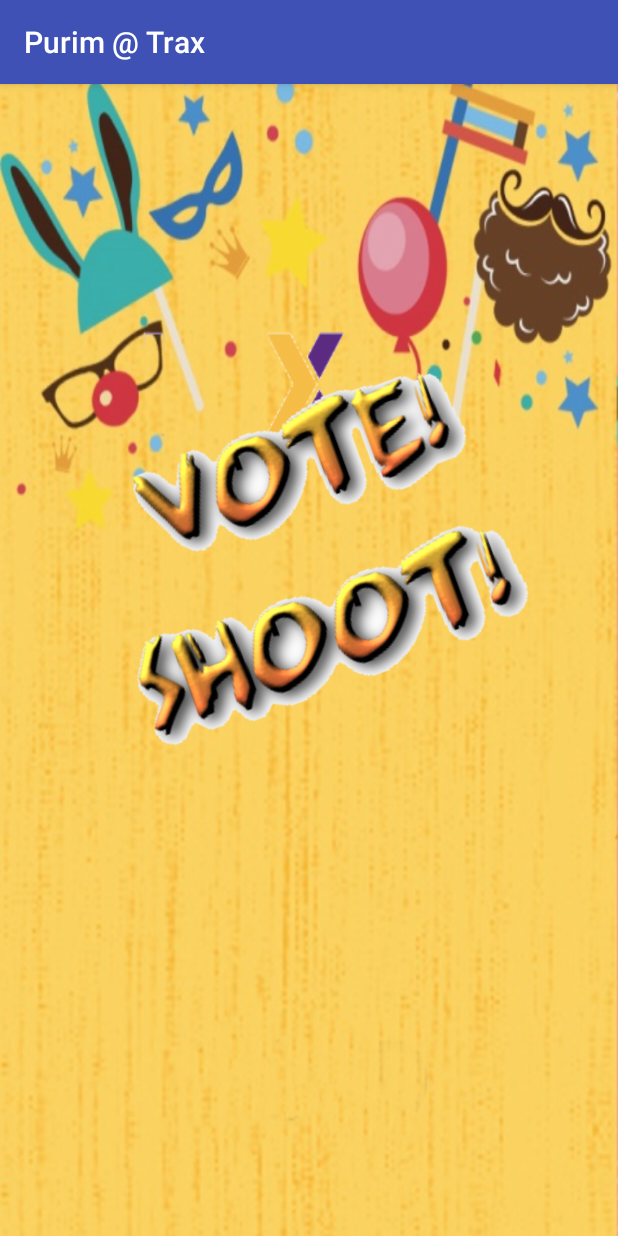
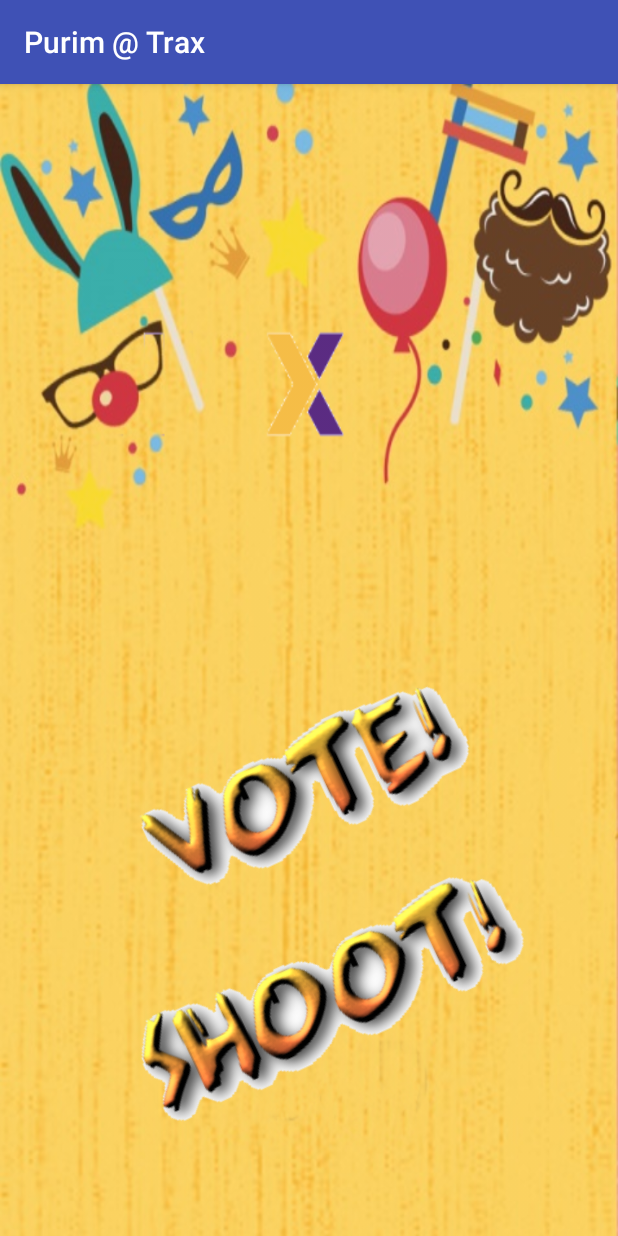
Before and after one commit to Jehenom/purimTrax, an Android app: the screen it shows after launch (MainActivity), on a phone screen of 412 x 824 dp. Run offline under Robolectric (Android 15) with nearby library versions, the phone set to English and light mode, and no system bars; our stand-ins replace Firebase (no records; nobody signed in at launch, a user with empty details on screens opened directly).

Commit message:
Fix buttons location

```diff
--- a/app/src/main/res/layout/activity_main.xml
+++ b/app/src/main/res/layout/activity_main.xml
@@ -6,34 +6,39 @@
     android:layout_height="match_parent"
     tools:context="com.trax.purim.MainActivity"
     android:orientation="vertical"
-    android:background="@drawable/background1">
+    android:background="@drawable/background1"
+    >
+
+    <LinearLayout
+        android:layout_width="match_parent"
+        android:layout_height="match_parent"
+        android:orientation="vertical"
+        android:gravity="bottom">
 
         <ImageButton
             android:id="@+id/ib_vote_button"
-        android:layout_width="wrap_content"
+            android:layout_width="match_parent"
             android:layout_height="wrap_content"
             android:src="@drawable/vote_button"
-        android:layout_gravity="center_horizontal"
-        android:layout_marginTop="200dp"
             android:backgroundTint="@color/colorTrans"
             android:contentDescription="@string/vote_button"
-        android:rotation="340"
-        android:paddingEnd="20dp">
+            android:padding="40dp"
+            android:rotation="-25">
         </ImageButton>
 
         <ImageButton
             android:id="@+id/ib_shoot_button"
-        android:layout_width="wrap_content"
+            android:layout_width="match_parent"
             android:layout_height="wrap_content"
             android:src="@drawable/shoot_button"
             android:backgroundTint="@color/colorTrans"
             android:layout_gravity="center_horizontal"
             android:layout_marginTop="00dp"
-        android:paddingStart="40dp"
-        android:rotation="340"
             android:contentDescription="@string/shoot_button"
-        android:onClick="openCamera">
+            android:onClick="openCamera"
+            android:paddingBottom="100dp"
+            android:paddingStart="80dp"
+            android:rotation="-25">
         </ImageButton>
-
-
     </LinearLayout>
+</LinearLayout>
```
Lines whose indentation alone changed are shown as unchanged.
